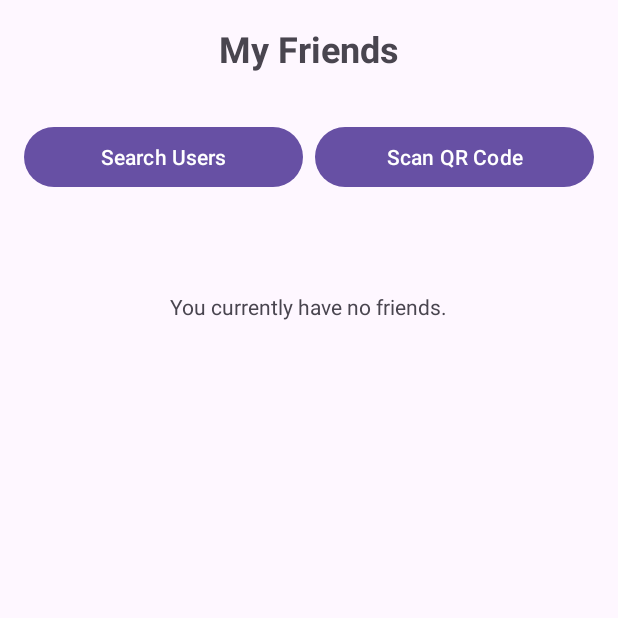
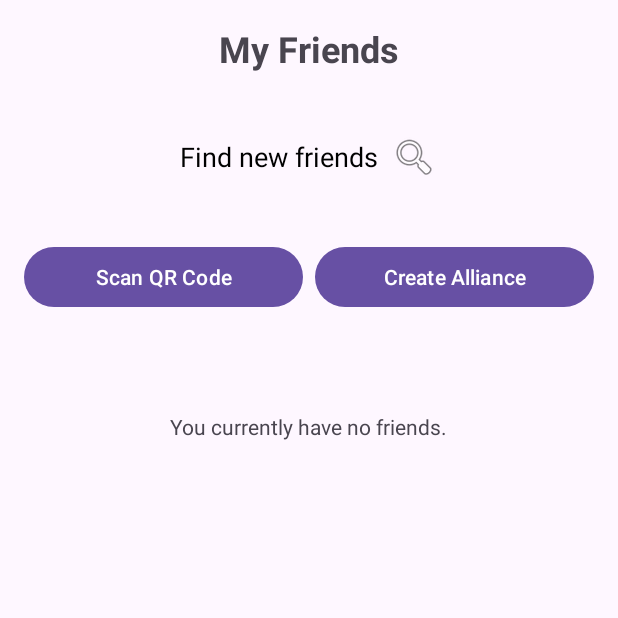
Before and after one commit to stamenkovicx/e2-ma-tim13-2025, an Android app: the FriendsActivity screen opened directly, with no data from a screen before it, on a phone screen of 412 x 824 dp, the top half of it. Run offline under Robolectric (Android 15) with nearby library versions, the phone set to English and light mode, and no system bars; our stand-ins replace Firebase (no records; nobody signed in at launch, a user with empty details on screens opened directly).

Commit message:
feat: implemented aliance model and initial dialog layout

```diff
--- a/MyApplication/app/src/main/res/layout/activity_friends.xml
+++ b/MyApplication/app/src/main/res/layout/activity_friends.xml
@@ -17,6 +17,34 @@
         android:layout_marginBottom="16dp" />
 
     <LinearLayout
+        android:id="@+id/btnSearchUsers"
+        android:layout_width="wrap_content"
+        android:layout_height="wrap_content"
+        android:orientation="horizontal"
+        android:gravity="center_vertical"
+        android:layout_gravity="center_horizontal"
+        android:clickable="true"
+        android:focusable="true"
+        android:background="?attr/selectableItemBackgroundBorderless"
+        android:padding="8dp"
+        android:layout_margin="16dp">
+
+        <TextView
+            android:layout_width="wrap_content"
+            android:layout_height="wrap_content"
+            android:text="Find new friends"
+            android:textSize="18sp"
+            android:textColor="@color/text_color_primary"
+            android:layout_marginEnd="8dp"/>
+
+        <ImageView
+            android:layout_width="wrap_content"
+            android:layout_height="wrap_content"
+            android:src="@android:drawable/ic_menu_search"
+            android:contentDescription="@string/search_button_description"/>
+    </LinearLayout>
+
+    <LinearLayout
         android:layout_width="match_parent"
         android:layout_height="wrap_content"
         android:orientation="horizontal"
@@ -25,19 +53,19 @@
         android:gravity="center">
 
         <Button
-            android:id="@+id/btnSearchUsers"
-            android:layout_width="0dp"
-            android:layout_height="wrap_content"
-            android:layout_weight="1"
-            android:text="Search Users"
-            android:layout_marginEnd="8dp" />
-
-        <Button
             android:id="@+id/btnScanQrCode"
             android:layout_width="0dp"
             android:layout_height="wrap_content"
             android:layout_weight="1"
             android:text="Scan QR Code" />
+
+        <Button
+            android:id="@+id/btnCreateAlliance"
+            android:layout_width="0dp"
+            android:layout_height="wrap_content"
+            android:layout_weight="1"
+            android:layout_marginStart="8dp"
+            android:text="Create Alliance" />
     </LinearLayout>
 
     <TextView
--- a/MyApplication/app/src/main/res/values/strings.xml
+++ b/MyApplication/app/src/main/res/values/strings.xml
@@ -35,7 +35,7 @@
     <string name="xp_in_7_days">XP Gained in Last 7 Days</string>
     <string name="average_difficulty">Average Difficulty XP</string>
 
-    <string name="find_friends_title">Find Friends</string>
+    <string name="find_friends_title">Find new Friends</string>
     <string name="search_username_hint">Enter username</string>
     <string name="search_button_description">Search</string>
 
```
Also changed, not shown: MyApplication/app/src/main/java/com/example/myapplication/domain/models/Alliance.java (added, +66 -0 lines), MyApplication/app/src/main/java/com/example/myapplication/presentation/ui/FriendsActivity.java (+57 -1 lines), MyApplication/app/src/main/res/layout/dialog_create_alliance.xml (added, +51 -0 lines).
